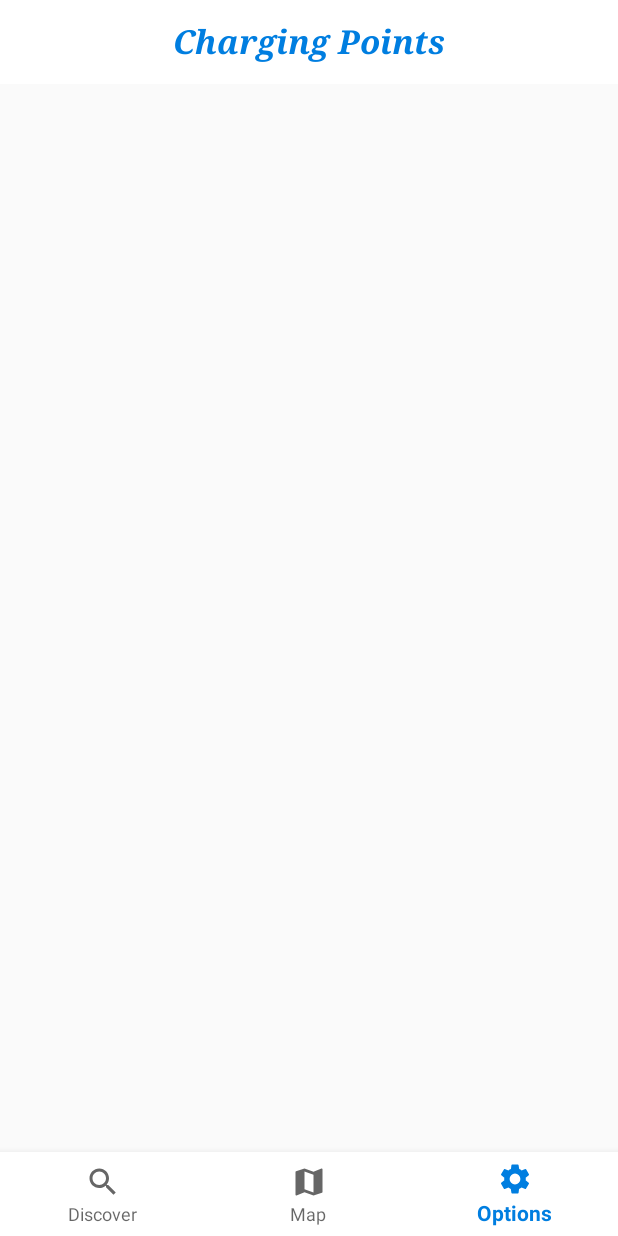
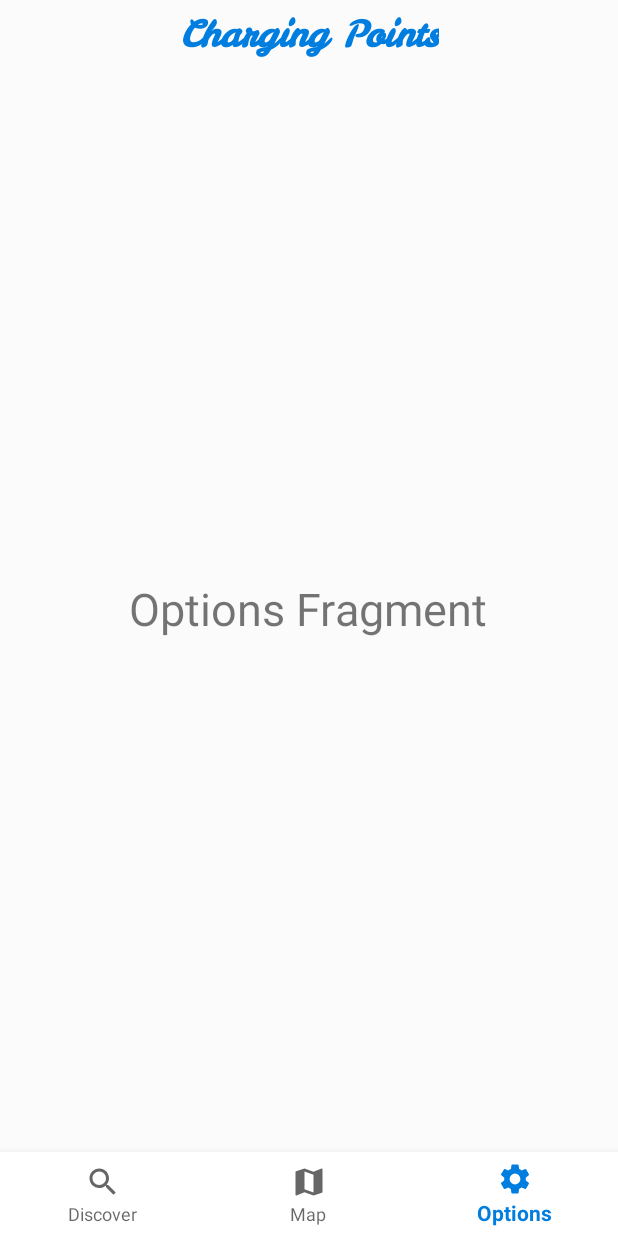
Before and after one commit to baturtulek/Charging-Points, an Android app: the screen it shows after launch (MainActivity), item 3 of the bottom bar chosen, on a phone screen of 412 x 824 dp. Run offline under Robolectric (Android 15) with nearby library versions, the phone set to English and light mode, and no system bars; our stand-ins replace Room's generated code.

Commit message:
Updated Layouts

```diff
--- a/app/src/main/java/com/example/electircalchargestations/Discover/DiscoverFragment.java
+++ b/app/src/main/java/com/example/electircalchargestations/Discover/DiscoverFragment.java
@@ -45,7 +45,7 @@
         viewModel       = ViewModelProviders.of(this).get(DiscoverViewModel.class);
         sItems          = view.findViewById(R.id.countrySpinner);
         progressBar     = view.findViewById(R.id.progressBar);
-        noDataTextView  = view.findViewById(R.id.textView2);
+        //noDataTextView  = view.findViewById(R.id.textView2);
         mRecyclerView   = view.findViewById(R.id.recyclerView);
         layoutManager   = new LinearLayoutManager(getActivity());
         mRecyclerView.setLayoutManager(layoutManager);
@@ -77,7 +77,7 @@
                 mRecyclerView.setAdapter(adapter);
 
                 if(stations.isEmpty()) {
-                    noDataTextView.setVisibility(View.VISIBLE);
+                    //noDataTextView.setVisibility(View.VISIBLE);
                 }
                 progressBar.setVisibility(View.GONE);
             }
@@ -89,7 +89,7 @@
                 adapter = new RecyclerAdapter(new ArrayList<>(), DiscoverFragment.this);
                 mRecyclerView.setAdapter(adapter);
 
-                noDataTextView.setVisibility(View.GONE);
+                //noDataTextView.setVisibility(View.GONE);
                 progressBar.setVisibility(View.VISIBLE);
 
                 String selectedItem = sItems.getSelectedItem().toString();
--- a/app/src/main/java/com/example/electircalchargestations/Main/MainActivity.java
+++ b/app/src/main/java/com/example/electircalchargestations/Main/MainActivity.java
@@ -19,11 +19,12 @@
 
 public class  MainActivity extends AppCompatActivity implements BottomNavigationView.OnNavigationItemSelectedListener{
 
-    private final int DISCOVER_FRAGMENT = 0;
-    private final int MAP_FRAGMENT      = 1;
-    private final int OPTIONS_FRAGMENT  = 2;
-    private final int MAIN_ACTIVITY_FRAGMENT_COUNT = 3;
+    private final int DISCOVER_FRAGMENT             = 0;
+    private final int MAP_FRAGMENT                  = 1;
+    private final int OPTIONS_FRAGMENT              = 2;
+    private final int MAIN_ACTIVITY_FRAGMENT_COUNT  = 3;
 
+    private Toolbar                 toolbar;
     private MenuItem                prevMenuItem;
     private ViewPager               viewPager;
     private BottomNavigationView    bottomNavigationView;
@@ -31,25 +32,14 @@
     @Override
     protected void onCreate(Bundle savedInstanceState) {
         super.onCreate(savedInstanceState);
-
-        if (Build.VERSION.SDK_INT >= Build.VERSION_CODES.LOLLIPOP) {
-            Window window = getWindow();
-            window.addFlags(WindowManager.LayoutParams.FLAG_DRAWS_SYSTEM_BAR_BACKGROUNDS);
-            //window.setStatusBarColor(getResources().getColor(R.color.colorPrimary));
-            window.setStatusBarColor(Color.WHITE);
-            window.getDecorView().setSystemUiVisibility(View.SYSTEM_UI_FLAG_LIGHT_STATUS_BAR);
-        }
-
         setContentView(R.layout.activity_main);
 
-        Toolbar toolbar = findViewById(R.id.main_toolbar);
-        setSupportActionBar(toolbar);
-        getSupportActionBar().setTitle(null);
-
+        toolbar                 = findViewById(R.id.main_toolbar);
         viewPager               = findViewById(R.id.viewpager);
         bottomNavigationView    = findViewById(R.id.bottom_navigation);
 
         setUpViewPager();
+        setUpActivity();
     }
 
     @Override
@@ -58,15 +48,32 @@
         {
             case  R.id.navigation_discover  :
                 viewPager.setCurrentItem(DISCOVER_FRAGMENT);
+                toolbar.setVisibility(View.VISIBLE);
+                getWindow().clearFlags(WindowManager.LayoutParams.FLAG_FULLSCREEN);
                 break;
             case R.id.navigation_map        :
                 viewPager.setCurrentItem(MAP_FRAGMENT);
+                toolbar.setVisibility(View.GONE);
+                getWindow().addFlags(WindowManager.LayoutParams.FLAG_FULLSCREEN);
                 break;
             case R.id.navigation_options    :
                 viewPager.setCurrentItem(OPTIONS_FRAGMENT);
+                toolbar.setVisibility(View.VISIBLE);
+                getWindow().clearFlags(WindowManager.LayoutParams.FLAG_FULLSCREEN);
                 break;
         }
         return true;
+    }
+
+    private void setUpActivity(){
+        if (Build.VERSION.SDK_INT >= Build.VERSION_CODES.LOLLIPOP) {
+            Window window = getWindow();
+            window.addFlags(WindowManager.LayoutParams.FLAG_DRAWS_SYSTEM_BAR_BACKGROUNDS);
+            window.setStatusBarColor(getResources().getColor(R.color.colorCreamWhite));
+            window.getDecorView().setSystemUiVisibility(View.SYSTEM_UI_FLAG_LIGHT_STATUS_BAR);
+        }
+        setSupportActionBar(toolbar);
+        getSupportActionBar().setTitle(null);
     }
 
     private void setUpViewPager(){
@@ -82,6 +89,13 @@
                 }
                 bottomNavigationView.getMenu().getItem(position).setChecked(true);
                 prevMenuItem = bottomNavigationView.getMenu().getItem(position);
+                if(position == MAP_FRAGMENT){
+                    toolbar.setVisibility(View.GONE);
+                    getWindow().addFlags(WindowManager.LayoutParams.FLAG_FULLSCREEN);
+                }else{
+                    toolbar.setVisibility(View.VISIBLE);
+                    getWindow().clearFlags(WindowManager.LayoutParams.FLAG_FULLSCREEN);
+                }
             }
             @Override
             public void onPageScrollStateChanged(int state) { }
--- a/app/src/main/java/com/example/electircalchargestations/Map/MapFragment.java
+++ b/app/src/main/java/com/example/electircalchargestations/Map/MapFragment.java
@@ -12,6 +12,7 @@
 import android.support.v4.app.ActivityCompat;
 import android.support.v4.app.Fragment;
 import android.support.v4.content.ContextCompat;
+import android.support.v7.app.AppCompatActivity;
 import android.util.Log;
 import android.view.LayoutInflater;
 import android.view.View;
@@ -58,9 +59,9 @@
             mapview.getMapAsync(this);
         }
         fusedLocationClient = LocationServices.getFusedLocationProviderClient(this.getActivity());
+
         return view;
     }
-
 
     @Override
     public void onMapReady(GoogleMap googleMap) {
--- a/app/src/main/java/com/example/electircalchargestations/StationDetail/RecyclerPhotosAdapter.java
+++ b/app/src/main/java/com/example/electircalchargestations/StationDetail/RecyclerPhotosAdapter.java
@@ -1,7 +1,6 @@
 package com.example.electircalchargestations.StationDetail;
 import android.support.annotation.NonNull;
 import android.support.v7.widget.RecyclerView;
-import android.util.Log;
 import android.view.LayoutInflater;
 import android.view.View;
 import android.view.ViewGroup;
@@ -13,8 +12,6 @@
 import com.example.electircalchargestations.R;
 import com.squareup.picasso.Callback;
 import com.squareup.picasso.Picasso;
-
-import java.text.SimpleDateFormat;
 import java.util.ArrayList;
 
 public class RecyclerPhotosAdapter extends RecyclerView.Adapter<RecyclerPhotosAdapter.ViewHolder>{
--- a/app/src/main/res/drawable/spinner_item_border.xml
+++ b/app/src/main/res/drawable/spinner_item_border.xml
@@ -2,7 +2,7 @@
 <layer-list xmlns:android="http://schemas.android.com/apk/res/android">
     <item android:bottom="0dp">
         <shape android:shape="rectangle">
-            <solid android:color="#FFFFFF"/>
+            <solid android:color="#FBFBFB"/>
         </shape>
     </item>
 </layer-list>
--- a/app/src/main/res/layout/activity_main.xml
+++ b/app/src/main/res/layout/activity_main.xml
@@ -1,17 +1,19 @@
 <?xml version="1.0" encoding="utf-8"?>
-<RelativeLayout xmlns:android="http://schemas.android.com/apk/res/android"
+<RelativeLayout
+    xmlns:android="http://schemas.android.com/apk/res/android"
     xmlns:app="http://schemas.android.com/apk/res-auto"
     xmlns:tools="http://schemas.android.com/tools"
     android:id="@+id/activity_main"
     android:layout_width="match_parent"
     android:layout_height="match_parent"
-    tools:context=".Main.MainActivity">
+    tools:context=".Main.MainActivity"
+    android:background="@color/colorCreamWhite">
 
     <android.support.v7.widget.Toolbar
         android:id="@+id/main_toolbar"
         android:layout_width="match_parent"
-        android:layout_height="wrap_content"
-        android:background="@color/colorWhite"
+        android:layout_height="45dp"
+        android:background="@color/colorCreamWhite"
         android:minHeight="?attr/actionBarSize"
         android:theme="@style/Widget.Design.CollapsingToolbar"
         app:titleTextColor="@color/colorPrimary">
@@ -21,22 +23,22 @@
             android:layout_width="wrap_content"
             android:layout_height="wrap_content"
             android:layout_gravity="center"
-            android:fontFamily="serif"
+            android:fontFamily="@font/leckerli_one"
+            android:padding="5dp"
             android:text="@string/toolbar_text"
             android:textColor="@color/colorPrimary"
-            android:textSize="22sp"
+            android:textSize="24sp"
             android:textStyle="bold|italic" />
     </android.support.v7.widget.Toolbar>
 
-
-<android.support.v4.view.ViewPager
+    <android.support.v4.view.ViewPager
         android:id="@+id/viewpager"
         android:layout_width="match_parent"
         android:layout_height="match_parent"
         android:layout_above="@+id/bottom_navigation"
+        android:layout_below="@+id/main_toolbar"
         android:layout_marginTop="0dp"
-        android:layout_marginBottom="0dp"
-        android:layout_below="@+id/main_toolbar"/>
+        android:layout_marginBottom="0dp" />
 
     <android.support.design.widget.BottomNavigationView
         android:id="@+id/bottom_navigation"
--- a/app/src/main/res/layout/recycler_item_detail_comment.xml
+++ b/app/src/main/res/layout/recycler_item_detail_comment.xml
@@ -42,7 +42,7 @@
                     android:layout_marginStart="10dp"
                     android:layout_marginTop="10dp"
                     android:layout_weight="0.4"
-                    android:paddingLeft="10dp"
+                    android:paddingLeft="0dp"
                     android:paddingRight="10dp"
                     android:textSize="16sp"
                     android:textStyle="bold" />
@@ -55,8 +55,6 @@
                     android:layout_marginTop="10dp"
                     android:layout_marginEnd="5dp"
                     android:layout_weight="0.7"
-                    android:paddingStart="10dp"
-                    android:paddingEnd="10dp"
                     android:textAlignment="viewEnd"
                     android:textSize="14sp" />
 
--- a/app/src/main/res/layout/recycler_item_detail_photo.xml
+++ b/app/src/main/res/layout/recycler_item_detail_photo.xml
@@ -42,7 +42,6 @@
                     android:layout_marginStart="10dp"
                     android:layout_marginTop="10dp"
                     android:layout_weight="0.4"
-                    android:paddingLeft="10dp"
                     android:paddingRight="10dp"
                     android:textSize="16sp"
                     android:textStyle="bold" />
@@ -55,8 +54,6 @@
                     android:layout_marginTop="10dp"
                     android:layout_marginEnd="5dp"
                     android:layout_weight="0.7"
-                    android:paddingStart="10dp"
-                    android:paddingEnd="10dp"
                     android:textAlignment="viewEnd"
                     android:textSize="14sp" />
 
--- a/app/src/main/res/values/colors.xml
+++ b/app/src/main/res/values/colors.xml
@@ -5,4 +5,5 @@
     <color name="colorAccent">#D81B60</color>
     <color name="colorWhite">#FFFFFF</color>
     <color name="darkGray">#acacac</color>
+    <color name="colorCreamWhite">#FBFBFB</color>
 </resources>
```
Also changed, not shown: app/src/main/java/com/example/electircalchargestations/StationDetail/CommentFragment.java (+16 -13 lines), app/src/main/java/com/example/electircalchargestations/StationDetail/PhotoFragment.java (+17 -13 lines), app/src/main/java/com/example/electircalchargestations/StationDetail/StationDetailActivity.java (+40 -22 lines), app/src/main/res/layout/activity_station_detail.xml (+29 -4 lines), app/src/main/res/layout/fragment_discover.xml (+31 -55 lines), app/src/main/res/font/leckerli_one.ttf (added).
